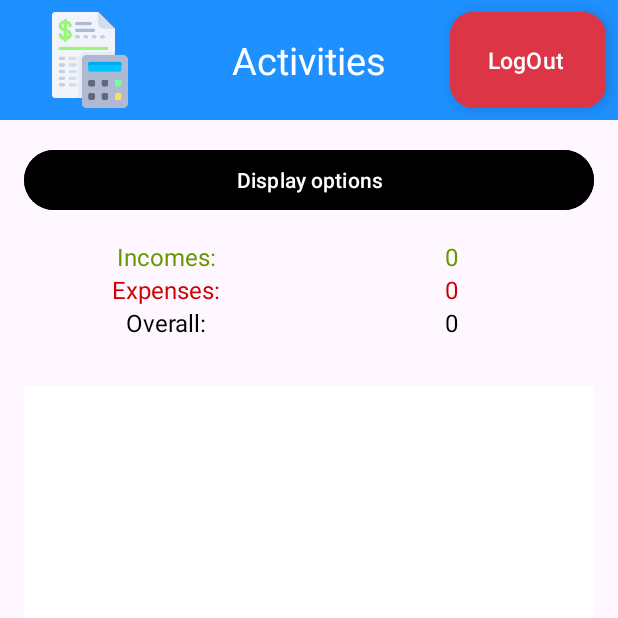
After one commit to DorMor1999/Final_Project_Andorid, an Android app: the ActivitiesActivity screen opened directly, with no data from a screen before it, on a phone screen of 412 x 824 dp, the top half of it. The commit adds this screen. Run offline under Robolectric (Android 15) with nearby library versions, the phone set to English and light mode, and no system bars; libraries missing offline, so code that uses them is left out: com.firebase.ui.

Commit message:
adding button, list fragment and table now need to make them work together

```diff
--- a/app/src/main/AndroidManifest.xml
+++ b/app/src/main/AndroidManifest.xml
@@ -15,6 +15,9 @@
         android:supportsRtl="false"
         android:theme="@style/Theme.Android_final_project"
         tools:targetApi="31">
+        <activity
+            android:name=".Activities.ActivitiesActivity"
+            android:exported="false" />
         <activity
             android:name=".Activities.AddActivity"
             android:exported="false" />
--- /dev/null
+++ b/app/src/main/java/com/example/android_final_project/Activities/ActivitiesActivity.java
@@ -0,0 +1,77 @@
+package com.example.android_final_project.Activities;
+
+import android.os.Bundle;
+import android.widget.Button;
+import android.widget.FrameLayout;
+import android.widget.LinearLayout;
+import android.widget.TextView;
+
+import androidx.activity.EdgeToEdge;
+import androidx.appcompat.app.AppCompatActivity;
+import androidx.core.graphics.Insets;
+import androidx.core.view.ViewCompat;
+import androidx.core.view.WindowInsetsCompat;
+
+import com.example.android_final_project.Fragments.ListFragment;
+import com.example.android_final_project.Fragments.NavFragment;
+import com.example.android_final_project.R;
+
+public class ActivitiesActivity extends AppCompatActivity {
+
+    private FrameLayout activities_FRAME_nav;
+    private NavFragment navFragment;
+    private final String TITLE = "Activities";
+
+    private FrameLayout activities_FRAME_list;
+    private ListFragment listFragment;
+
+    private Button activities_btn_display_options;
+
+    private LinearLayout activities_linear_layout_incomes_expenses_overall;
+
+    private TextView activities_incomes_tv_label;
+    private TextView activities_expenses_tv_label;
+    private TextView activities_overall_tv_label;
+    private TextView activities_incomes_tv_amount;
+    private TextView activities_expenses_tv_amount;
+    private TextView activities_overall_tv_amount;
+
+    @Override
+    protected void onCreate(Bundle savedInstanceState) {
+        super.onCreate(savedInstanceState);
+        setContentView(R.layout.activity_activities);
+
+        findViews();
+        initViews();
+    }
+
+    private void findViews() {
+        //fragments
+        activities_FRAME_nav = findViewById(R.id.activities_FRAME_nav);
+        activities_FRAME_list = findViewById(R.id.activities_FRAME_list);
+
+        //buttons
+        activities_btn_display_options = findViewById(R.id.activities_btn_display_options);
+
+        //linear layout and what inside
+        activities_linear_layout_incomes_expenses_overall = findViewById(R.id.activities_linear_layout_incomes_expenses_overall);
+        activities_overall_tv_label = findViewById(R.id.activities_overall_tv_label);
+        activities_expenses_tv_label = findViewById(R.id.activities_expenses_tv_label);
+        activities_incomes_tv_label = findViewById(R.id.activities_incomes_tv_label);
+        activities_overall_tv_amount = findViewById(R.id.activities_overall_tv_label);
+        activities_expenses_tv_amount = findViewById(R.id.activities_expenses_tv_label);
+        activities_incomes_tv_amount = findViewById(R.id.activities_incomes_tv_label);
+    }
+
+    private void initViews() {
+        //nav fragment
+        navFragment = new NavFragment();
+        navFragment.setTextNavTitle(TITLE);
+        getSupportFragmentManager().beginTransaction().add(R.id.activities_FRAME_nav, navFragment).commit();
+
+        //list fragment
+        listFragment = new ListFragment();
+        getSupportFragmentManager().beginTransaction().add(R.id.activities_FRAME_list, listFragment).commit();
+
+    }
+}
--- a/app/src/main/java/com/example/android_final_project/Activities/AddActivity.java
+++ b/app/src/main/java/com/example/android_final_project/Activities/AddActivity.java
@@ -32,7 +32,7 @@ import java.util.Calendar;
 
 public class AddActivity extends AppCompatActivity {
 
-    private FrameLayout menu_FRAME_nav;
+    private FrameLayout add_FRAME_nav;
     private NavFragment navFragment;
     private final String TITLE = "Add";
 
@@ -70,7 +70,7 @@ public class AddActivity extends AppCompatActivity {
         //nav fragment
         navFragment = new NavFragment();
         navFragment.setTextNavTitle(TITLE);
-        getSupportFragmentManager().beginTransaction().add(R.id.menu_FRAME_nav, navFragment).commit();
+        getSupportFragmentManager().beginTransaction().add(R.id.add_FRAME_nav, navFragment).commit();
 
         //date
         ADDONE_et_date.setOnClickListener(new View.OnClickListener() {
@@ -180,7 +180,7 @@ public class AddActivity extends AppCompatActivity {
 
     private void findViews() {
         // FrameLayout
-        menu_FRAME_nav = findViewById(R.id.menu_FRAME_nav);
+        add_FRAME_nav = findViewById(R.id.add_FRAME_nav);
 
         // Description input
         ADDONE_et_description = findViewById(R.id.ADDONE_et_description);
--- a/app/src/main/java/com/example/android_final_project/Activities/MenuActivity.java
+++ b/app/src/main/java/com/example/android_final_project/Activities/MenuActivity.java
@@ -35,6 +35,7 @@ public class MenuActivity extends AppCompatActivity  {
 
         //buttons handling
         menu_BTN_add_activity.setOnClickListener(v -> moveToAddActivity());
+        menu_BTN_show_activities.setOnClickListener(v -> moveToActivitiesActivity());
 
         // Show fragment
         getSupportFragmentManager().beginTransaction().add(R.id.menu_FRAME_nav, navFragment).commit();
@@ -42,6 +43,12 @@ public class MenuActivity extends AppCompatActivity  {
 
     private void moveToAddActivity() {
         Intent i = new Intent(this, AddActivity.class);
+        startActivity(i);
+        finish();
+    }
+
+    private void moveToActivitiesActivity() {
+        Intent i = new Intent(this, ActivitiesActivity.class);
         startActivity(i);
         finish();
     }
--- /dev/null
+++ b/app/src/main/java/com/example/android_final_project/Fragments/ListFragment.java
@@ -0,0 +1,27 @@
+package com.example.android_final_project.Fragments;
+
+import android.os.Bundle;
+
+import androidx.fragment.app.Fragment;
+
+import android.view.LayoutInflater;
+import android.view.View;
+import android.view.ViewGroup;
+
+import com.example.android_final_project.R;
+
+public class ListFragment extends Fragment {
+
+    public ListFragment() {
+        // Required empty public constructor
+    }
+
+    @Override
+    public View onCreateView(LayoutInflater inflater, ViewGroup container,
+                             Bundle savedInstanceState) {
+        // Inflate the layout for this fragment
+        View v = inflater.inflate(R.layout.fragment_list, container, false);
+
+        return  v;
+    }
+}
--- /dev/null
+++ b/app/src/main/res/layout/activity_activities.xml
@@ -0,0 +1,131 @@
+<?xml version="1.0" encoding="utf-8"?>
+<RelativeLayout xmlns:android="http://schemas.android.com/apk/res/android"
+    xmlns:app="http://schemas.android.com/apk/res-auto"
+    xmlns:tools="http://schemas.android.com/tools"
+    android:id="@+id/main"
+    android:layout_width="match_parent"
+    android:layout_height="match_parent"
+    tools:context=".Activities.ActivitiesActivity">
+
+    <FrameLayout
+        android:id="@+id/activities_FRAME_nav"
+        android:layout_width="match_parent"
+        android:layout_height="@dimen/nav_high"
+        android:background="@color/application_icon_blue"/>
+
+    <!-- Display options button -->
+    <Button
+        android:layout_below="@id/activities_FRAME_nav"
+        android:id="@+id/activities_btn_display_options"
+        android:layout_width="match_parent"
+        android:layout_height="wrap_content"
+        android:text="@string/display_options_string"
+        android:textAllCaps="false"
+        android:backgroundTint="@color/black"
+        android:textColor="@android:color/white"
+        android:layout_marginTop="@dimen/margin_def_16"
+        android:layout_marginHorizontal="@dimen/margin_def_16"/>
+
+    <LinearLayout xmlns:android="http://schemas.android.com/apk/res/android"
+        android:id="@+id/activities_linear_layout_incomes_expenses_overall"
+        android:layout_below="@id/activities_btn_display_options"
+        android:layout_width="match_parent"
+        android:layout_height="wrap_content"
+        android:orientation="vertical"
+        android:layout_margin="@dimen/margin_def_16">
+
+        <LinearLayout
+            android:layout_width="match_parent"
+            android:layout_height="wrap_content"
+            android:orientation="horizontal"
+            android:weightSum="2">
+
+            <TextView
+                android:id="@+id/activities_incomes_tv_label"
+                android:layout_width="0dp"
+                android:layout_height="wrap_content"
+                android:layout_weight="1"
+                android:text="Incomes:"
+                android:gravity="center"
+                android:textSize="@dimen/_16sp"
+                android:textColor="@android:color/holo_green_dark" />
+
+            <TextView
+                android:id="@+id/activities_incomes_tv_amount"
+                android:layout_width="0dp"
+                android:layout_height="wrap_content"
+                android:layout_weight="1"
+                android:text="@string/_0_string"
+                android:gravity="center"
+                android:textSize="@dimen/_16sp"
+                android:textColor="@android:color/holo_green_dark" />
+        </LinearLayout>
+
+        <LinearLayout
+            android:layout_width="match_parent"
+            android:layout_height="wrap_content"
+            android:orientation="horizontal"
+            android:weightSum="2">
+
+            <TextView
+                android:id="@+id/activities_expenses_tv_label"
+                android:layout_width="0dp"
+                android:layout_height="wrap_content"
+                android:layout_weight="1"
+                android:text="Expenses:"
+                android:gravity="center"
+                android:textSize="@dimen/_16sp"
+                android:textColor="@android:color/holo_red_dark" />
+
+            <TextView
+                android:id="@+id/activities_expenses_tv_amount"
+                android:layout_width="0dp"
+                android:layout_height="wrap_content"
+                android:layout_weight="1"
+                android:text="@string/_0_string"
+                android:gravity="center"
+                android:textSize="@dimen/_16sp"
+                android:textColor="@android:color/holo_red_dark" />
+        </LinearLayout>
+        <LinearLayout
+            android:layout_width="match_parent"
+            android:layout_height="wrap_content"
+            android:orientation="horizontal"
+            android:weightSum="2">
+
+            <TextView
+                android:id="@+id/activities_overall_tv_label"
+                android:layout_width="0dp"
+                android:layout_height="wrap_content"
+                android:layout_weight="1"
+                android:text="Overall:"
+                android:textSize="@dimen/_16sp"
+                android:gravity="center"
+                android:textColor="@android:color/black" />
+
+            <TextView
+                android:id="@+id/activities_overall_tv_amount"
+                android:layout_width="0dp"
+                android:layout_height="wrap_content"
+                android:layout_weight="1"
+                android:text="@string/_0_string"
+                android:textSize="@dimen/_16sp"
+                android:gravity="center"
+                android:textColor="@android:color/black" />
+        </LinearLayout>
+
+    </LinearLayout>
+
+    <FrameLayout
+        android:layout_below="@id/activities_linear_layout_incomes_expenses_overall"
+        android:id="@+id/activities_FRAME_list"
+        android:layout_width="match_parent"
+        android:layout_height="match_parent"
+        android:layout_margin="@dimen/margin_def_16"
+        android:background="@color/white"/>
+
+
+
+
+
+</RelativeLayout>
--- a/app/src/main/res/layout/activity_add.xml
+++ b/app/src/main/res/layout/activity_add.xml
@@ -8,13 +8,13 @@
     tools:context=".Activities.AddActivity">
 
     <FrameLayout
-        android:id="@+id/menu_FRAME_nav"
+        android:id="@+id/add_FRAME_nav"
         android:layout_width="match_parent"
         android:layout_height="@dimen/nav_high"
         android:background="@color/application_icon_blue"/>
 
     <LinearLayout
-        android:layout_below="@+id/menu_FRAME_nav"
+        android:layout_below="@+id/add_FRAME_nav"
         android:layout_width="match_parent"
         android:layout_height="match_parent"
         android:orientation="vertical"
--- /dev/null
+++ b/app/src/main/res/layout/fragment_list.xml
@@ -0,0 +1,16 @@
+<?xml version="1.0" encoding="utf-8"?>
+<RelativeLayout xmlns:android="http://schemas.android.com/apk/res/android"
+    xmlns:tools="http://schemas.android.com/tools"
+    android:layout_width="match_parent"
+    android:layout_height="match_parent"
+    tools:context=".Fragments.ListFragment">
+
+
+    <androidx.recyclerview.widget.RecyclerView
+        android:id="@+id/activities_LST"
+        android:layout_width="match_parent"
+        android:layout_height="match_parent"
+        android:layout_centerInParent="true"
+        tools:listitem="@layout/list_item"/>
+
+</RelativeLayout>
--- /dev/null
+++ b/app/src/main/res/layout/list_item.xml
@@ -0,0 +1,6 @@
+<?xml version="1.0" encoding="utf-8"?>
+<androidx.constraintlayout.widget.ConstraintLayout xmlns:android="http://schemas.android.com/apk/res/android"
+    android:layout_width="match_parent"
+    android:layout_height="match_parent">
+
+</androidx.constraintlayout.widget.ConstraintLayout>
--- a/app/src/main/res/values/dimens.xml
+++ b/app/src/main/res/values/dimens.xml
@@ -15,4 +15,6 @@
     <dimen name="text_view_input_form_padding_top">8dp</dimen>
     <dimen name="input_form_padding">8dp</dimen>
     <dimen name="submit_btn_form_margin_top_ADDONE">16dp</dimen>
+    <dimen name="margin_def_16">16dp</dimen>
+    <dimen name="_16sp">16sp</dimen>
 </resources>
--- a/app/src/main/res/values/strings.xml
+++ b/app/src/main/res/values/strings.xml
@@ -23,6 +23,8 @@
     <string name="expense_text">Expense</string>
     <string name="type_details_text">Type Details</string>
     <string name="submit_text">Submit</string>
+    <string name="display_options_string">Display options</string>
+    <string name="_0_string">0</string>
     <string-array name="type_expense_array">
         <item>Housing</item>
         <item>Utilities</item>
```
